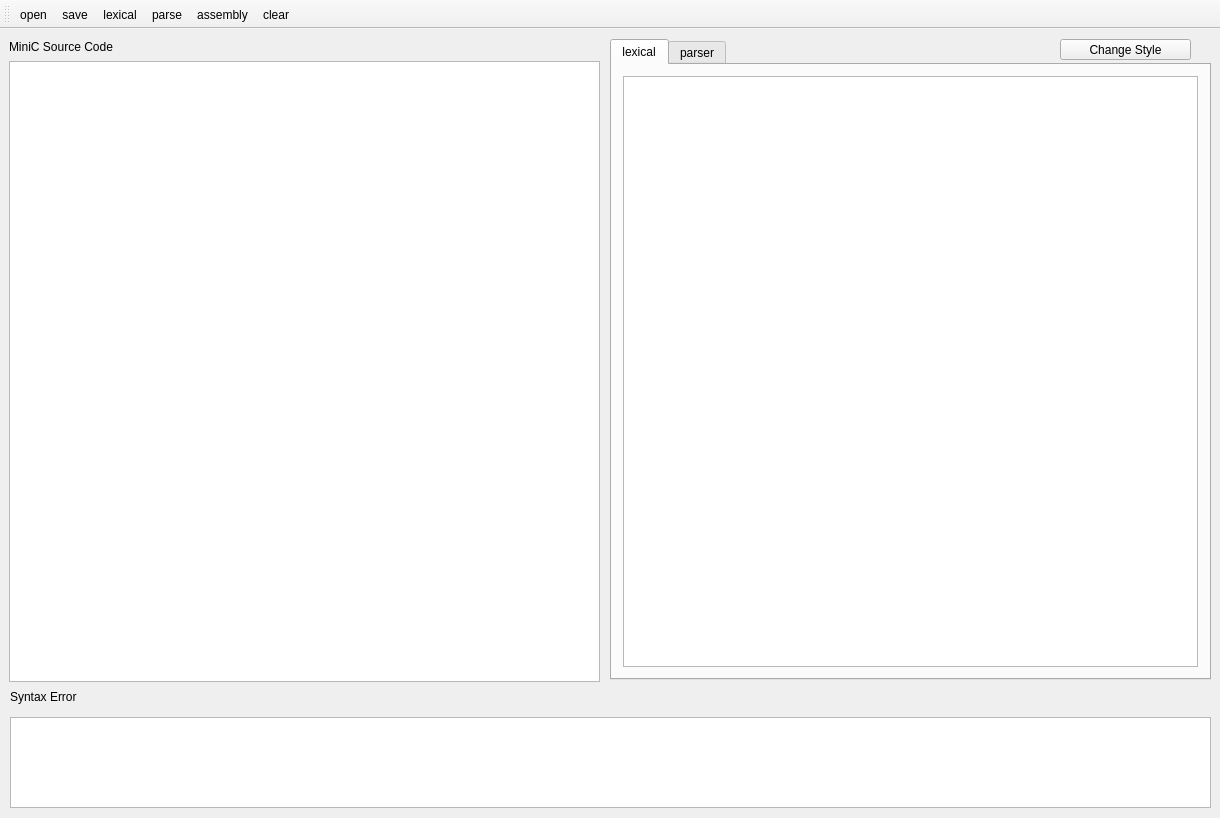
Old version of the form MiniCTeat/mainwindow.ui in the repository Dudebla/MiniC-CompilingPrinciplesCourse.
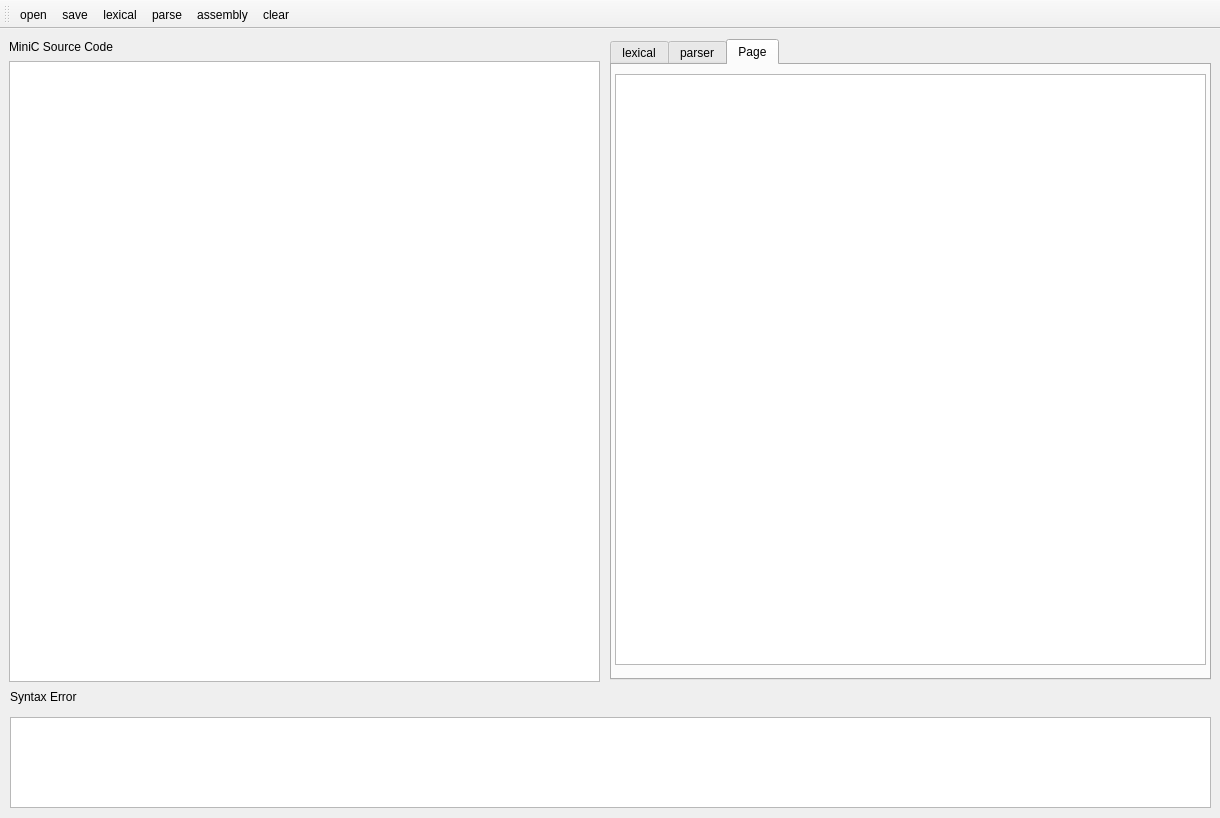
New version of the form. The open tabs and pages were chosen to show the change.

```diff
--- a/MiniCTeat/mainwindow.ui
+++ b/MiniCTeat/mainwindow.ui
@@ -40,19 +40,6 @@
      <bool>true</bool>
     </property>
    </widget>
-   <widget class="QPushButton" name="changeStyleButton">
-    <property name="geometry">
-     <rect>
-      <x>1060</x>
-      <y>10</y>
-      <width>131</width>
-      <height>21</height>
-     </rect>
-    </property>
-    <property name="text">
-     <string>Change Style</string>
-    </property>
-   </widget>
    <widget class="QTabWidget" name="tabWidget">
     <property name="geometry">
      <rect>
@@ -85,6 +72,21 @@
       </item>
      </layout>
     </widget>
+    <widget class="QWidget" name="assembly">
+     <attribute name="title">
+      <string>Page</string>
+     </attribute>
+     <widget class="QTextEdit" name="assemblyTextEdit">
+      <property name="geometry">
+       <rect>
+        <x>3</x>
+        <y>9</y>
+        <width>591</width>
+        <height>591</height>
+       </rect>
+      </property>
+     </widget>
+    </widget>
    </widget>
    <widget class="QTextEdit" name="synerrorTextEdit">
     <property name="geometry">
```
Left out of the diff: 3 changed lines with no effect on the pictures.
